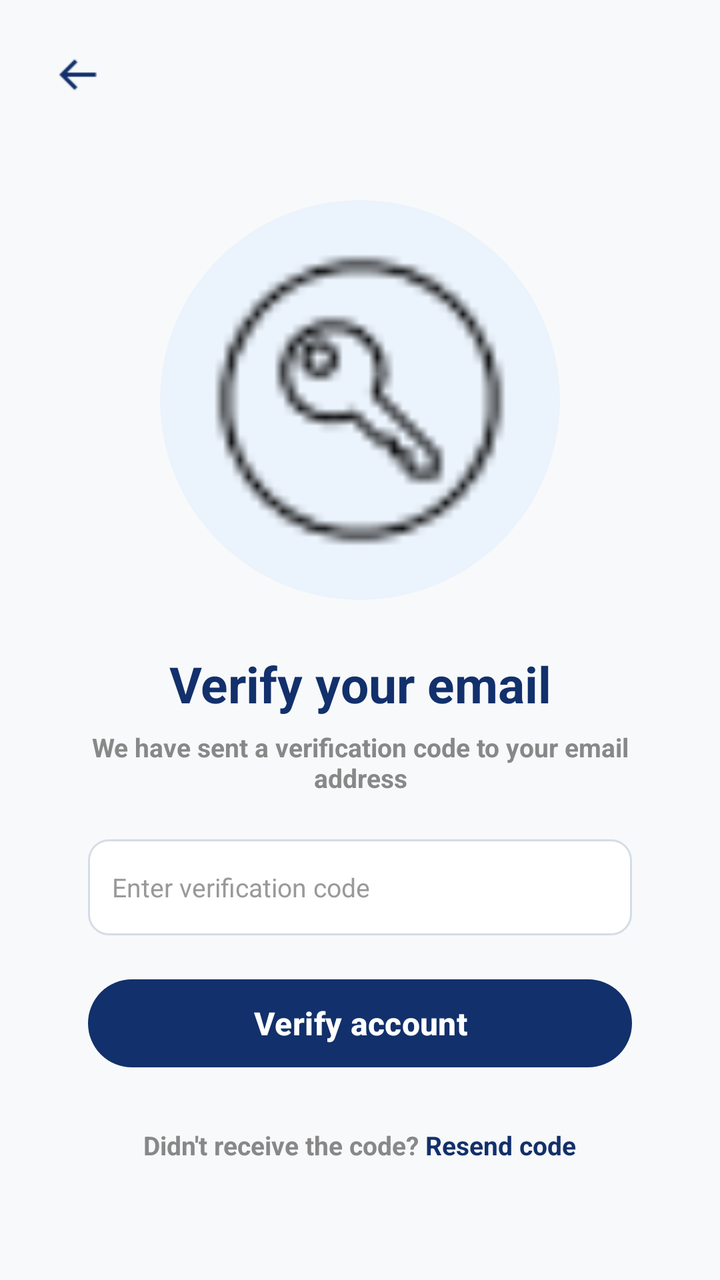
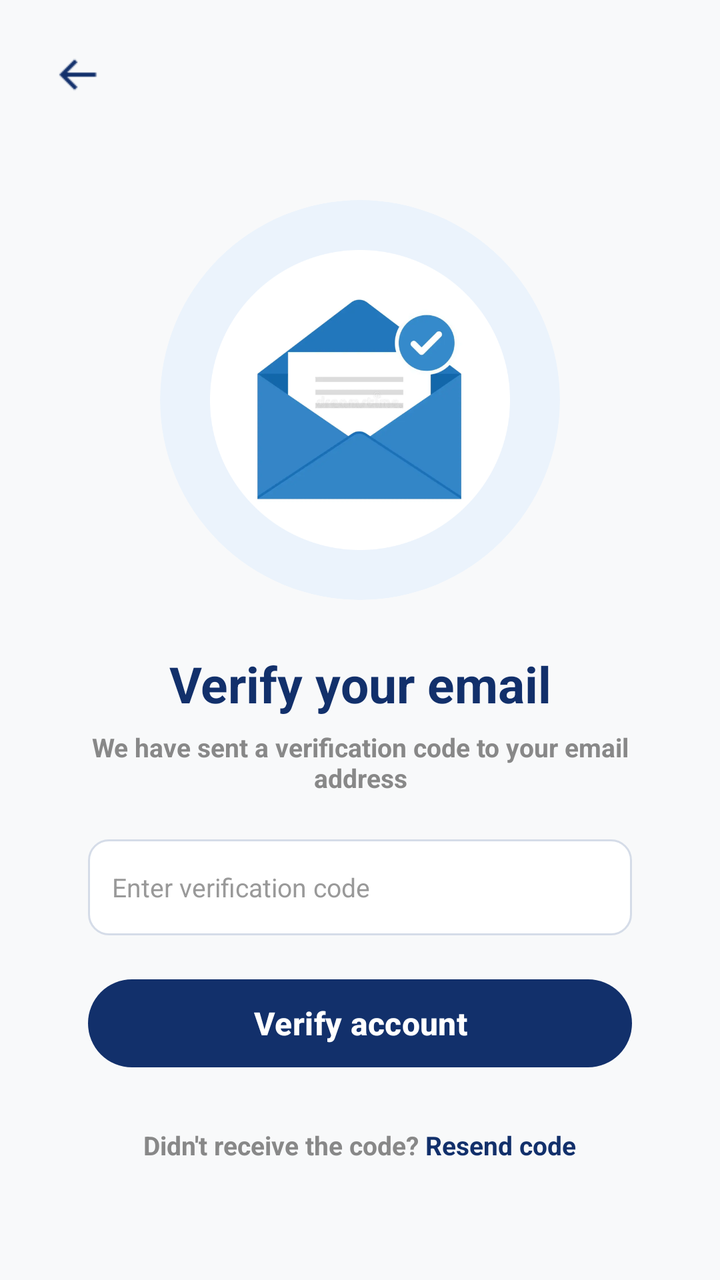

Screens rendered from an Android XML layout before and after an edit, with the pre-edit source and the edit as a unified diff.
<!-- AndroidManifest.xml: application theme Theme.CampusMart -->
<!-- res/layout/verify_email.xml -->
<?xml version="1.0" encoding="utf-8"?>
<LinearLayout
    xmlns:android="http://schemas.android.com/apk/res/android"
    xmlns:app="http://schemas.android.com/apk/res-auto"
    android:layout_width="match_parent"
    android:layout_height="match_parent"
    android:background="#F8F9FA"
    android:orientation="vertical">

    
    <RelativeLayout
        android:layout_width="match_parent"
        android:layout_height="75dp">

        <ImageView
            android:id="@+id/back"
            android:layout_width="24dp"
            android:layout_height="24dp"
            android:layout_centerVertical="true"
            android:layout_marginStart="27dp"
            android:src="@drawable/back_arrow_png"
            android:tint="#12306B" />

    </RelativeLayout>

    
    <LinearLayout
        android:layout_width="match_parent"
        android:layout_height="0dp"
        android:layout_weight="1"
        android:gravity="center_horizontal"
        android:orientation="vertical"
        android:paddingHorizontal="44dp">

        
        <FrameLayout
            android:layout_width="200dp"
            android:layout_height="200dp"
            android:layout_marginTop="25dp"
            android:background="@drawable/bg_circle_light"
            android:clipToOutline="true"
            android:padding="25dp">

            <ImageView
                android:id="@+id/verificationImage"
                android:layout_width="match_parent"
                android:layout_height="match_parent"
                android:scaleType="fitCenter"
                android:src="@drawable/otp_icon_png" />

        </FrameLayout>

        
        <TextView
            android:layout_width="match_parent"
            android:layout_height="wrap_content"
            android:layout_marginTop="25dp"
            android:gravity="center"
            android:text="Verify your email"
            android:textColor="#12306B"
            android:textSize="25sp"
            android:textStyle="bold" />

        
        <TextView
            android:layout_width="match_parent"
            android:layout_height="wrap_content"
            android:layout_marginTop="6dp"
            android:gravity="center"
            android:text="We have sent a verification code to your email address"
            android:textColor="#888888"
            android:textSize="13sp"
            android:textStyle="bold" />

        
        <EditText
            android:id="@+id/verificationCode"
            android:layout_width="match_parent"
            android:layout_height="48dp"
            android:layout_marginTop="22dp"
            android:background="@drawable/input_background"
            android:hint="Enter verification code"
            android:inputType="number"
            android:paddingHorizontal="12dp"
            android:singleLine="true"
            android:textColor="#111111"
            android:textColorHint="#999999"
            android:textSize="13sp" />

        
        <com.google.android.material.button.MaterialButton
            android:id="@+id/btnVerify"
            android:layout_width="match_parent"
            android:layout_height="52dp"
            android:layout_marginTop="18dp"
            android:text="Verify account"
            android:textAllCaps="false"
            android:textColor="#FFFFFF"
            android:textSize="16sp"
            android:textStyle="bold"
            app:backgroundTint="#12306B"
            app:cornerRadius="26dp" />

        
        <LinearLayout
            android:layout_width="match_parent"
            android:layout_height="wrap_content"
            android:layout_marginTop="26dp"
            android:gravity="center"
            android:orientation="horizontal">

            <TextView
                android:layout_width="wrap_content"
                android:layout_height="wrap_content"
                android:text="Didn't receive the code? "
                android:textColor="#888888"
                android:textSize="13sp"
                android:textStyle="bold" />

            <TextView
                android:id="@+id/resendCode"
                android:layout_width="wrap_content"
                android:layout_height="wrap_content"
                android:text="Resend code"
                android:textColor="#12306B"
                android:textSize="13sp"
                android:textStyle="bold" />

        </LinearLayout>

    </LinearLayout>

</LinearLayout>
<!-- resources referenced by this layout -->
<resources>
  <!-- drawable back_arrow_png: png bitmap (drawable, 249 bytes) -->
  <!-- drawable bg_circle_light (drawable) -->
  <?xml version="1.0" encoding="utf-8"?>
  <shape xmlns:android="http://schemas.android.com/apk/res/android"
      android:shape="oval">
      <solid android:color="#EBF3FC" />
  </shape>
  <!-- drawable input_background (drawable) -->
  <?xml version="1.0" encoding="utf-8"?>
  <shape xmlns:android="http://schemas.android.com/apk/res/android">
      <solid android:color="#FFFFFF"/>
      <corners android:radius="10dp"/>
      <stroke
          android:width="1dp"
          android:color="#D5DCE8"/>
  </shape>
  <!-- drawable otp_icon_png: png bitmap (drawable, 789 bytes) -->
  <style name="Theme.CampusMart" parent="Base.Theme.CampusMart" />
  <style name="Base.Theme.CampusMart" parent="Theme.Material3.DayNight.NoActionBar">
          <item name="colorPrimary">@color/bg_splash_navy</item>
          <item name="colorPrimaryVariant">#12306B</item>
          <item name="colorOnPrimary">@color/white</item>
      </style>
  <color name="bg_splash_navy">#153A6B</color>
  <color name="white">#FFFFFFFF</color>
</resources>

<!-- the commit's change to res/layout/verify_email.xml (unified diff, before → after) -->
@@ -46,7 +46,7 @@
                 android:layout_width="match_parent"
                 android:layout_height="match_parent"
                 android:scaleType="fitCenter"
-                android:src="@drawable/otp_icon_png" />
+                android:src="@drawable/vremail_png" />
 
         </FrameLayout>
 
<!-- resource entries referenced after the edit -->
@@ -16,7 +16,7 @@
           android:width="1dp"
           android:color="#D5DCE8"/>
   </shape>
-  <!-- drawable otp_icon_png: png bitmap (drawable, 789 bytes) -->
+  <!-- drawable vremail_png: png bitmap (drawable, 87198 bytes) -->
   <style name="Theme.CampusMart" parent="Base.Theme.CampusMart" />
   <style name="Base.Theme.CampusMart" parent="Theme.Material3.DayNight.NoActionBar">
           <item name="colorPrimary">@color/bg_splash_navy</item>
